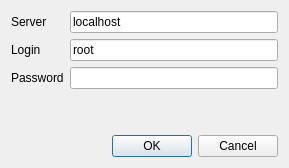
Qt form logindialog.ui (theoar/DataBaseApp) before a commit.
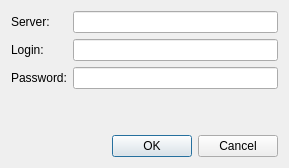
The same form after that commit.

```diff
--- a/logindialog.ui
+++ b/logindialog.ui
@@ -17,7 +17,7 @@
    <item row="1" column="0">
     <widget class="QLabel" name="LoginLable">
      <property name="text">
-      <string>Login</string>
+      <string>Login:</string>
      </property>
     </widget>
    </item>
@@ -26,15 +26,12 @@
      <property name="toolTip">
       <string>Enter login here.</string>
      </property>
-     <property name="text">
-      <string>root</string>
-     </property>
     </widget>
    </item>
    <item row="2" column="0">
     <widget class="QLabel" name="PasswordLable">
      <property name="text">
-      <string>Password</string>
+      <string>Password:</string>
      </property>
     </widget>
    </item>
@@ -71,7 +68,7 @@
    <item row="0" column="0">
     <widget class="QLabel" name="ServerLable">
      <property name="text">
-      <string>Server</string>
+      <string>Server:</string>
      </property>
     </widget>
    </item>
@@ -80,9 +77,6 @@
      <property name="toolTip">
       <string>Adress of database server.</string>
      </property>
-     <property name="text">
-      <string>localhost</string>
-     </property>
     </widget>
    </item>
   </layout>
```
